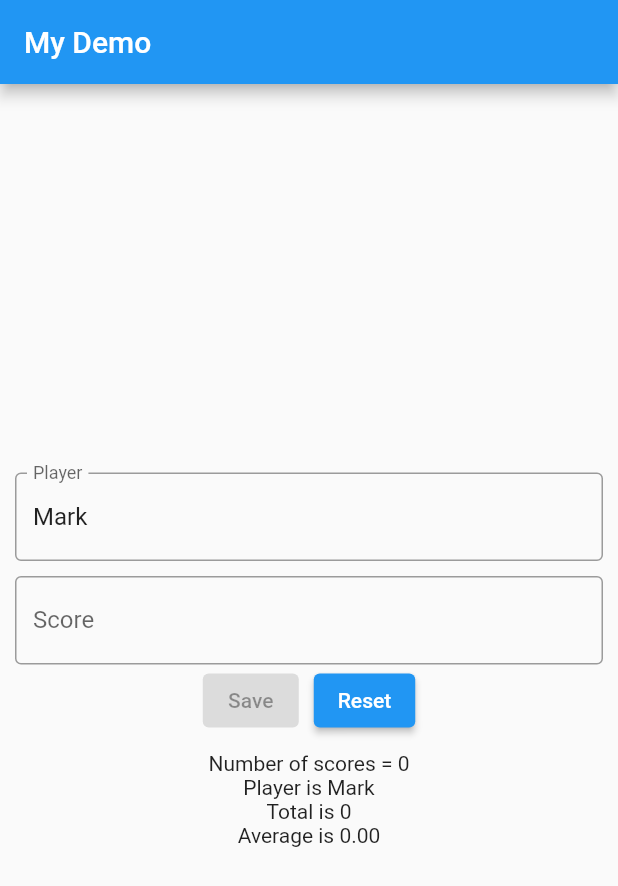
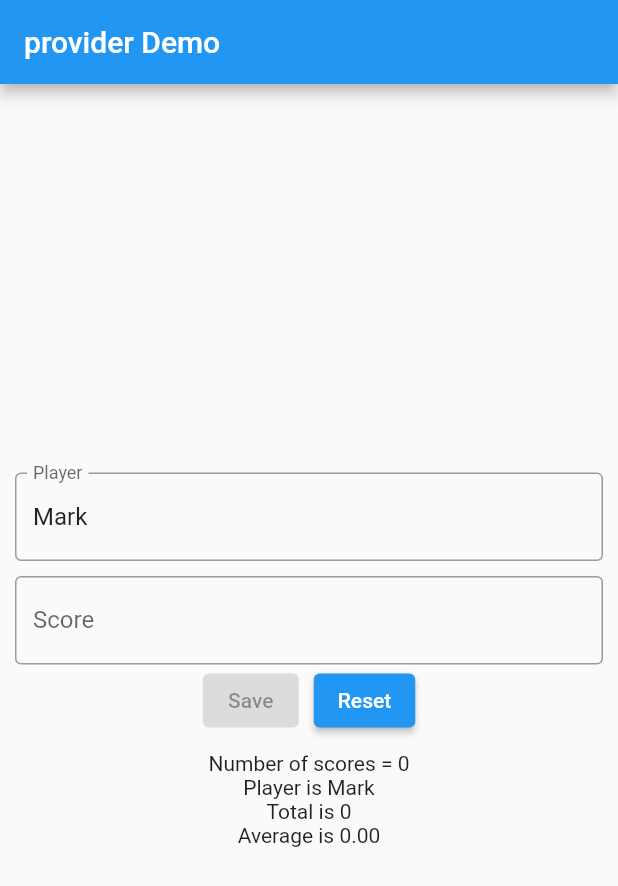
Before and after one commit to mvolkmann/flutter_provider, a Flutter app: the screen it shows after launch, on a phone screen of 412 x 824 dp. Shown: the top 886 px of the screen. Run offline on Flutter 3.47's test engine with Material 2 defaults, Android fonts, the phone set to English and light mode, and no system bars.

Commit message:
changed title

```diff
--- a/lib/main.dart
+++ b/lib/main.dart
@@ -22,7 +22,7 @@ class MyApp extends StatelessWidget {
   @override
   Widget build(BuildContext context) {
     return MaterialApp(
-      title: 'Flutter Demo',
+      title: 'provider Demo',
       theme: ThemeData(
         primarySwatch: Colors.blue,
       ),
@@ -45,7 +45,7 @@ class _MyHomePageState extends State<MyHomePage> {
 
     return Scaffold(
       appBar: AppBar(
-        title: Text('My Demo'),
+        title: Text('provider Demo'),
       ),
       body: Center(
         child: Padding(
```
